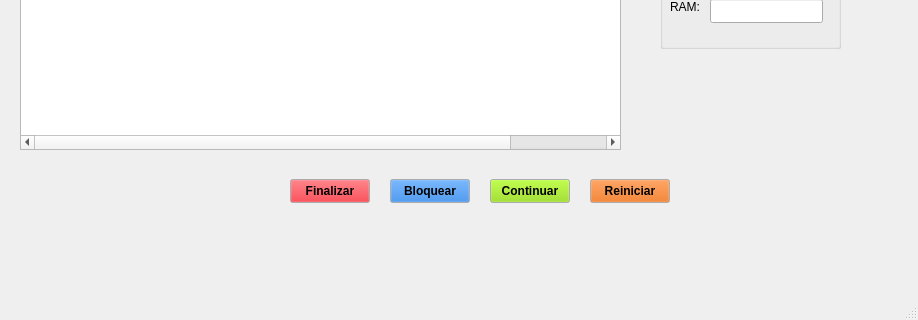
First picture: the form in interface.ui, repository Team-DuckDev/Process-Manager, before the edit; both pictures show x 0 to 918 and y 351 to 671 of the 918 by 671 pixel window.
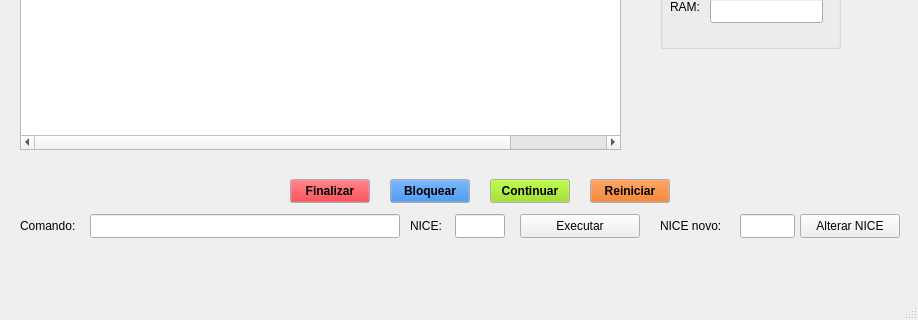
Second picture: the form after the edit.

Commit message: Agora é possível alternar a prioridade dos processos, foram feitas algumas correções também no código e interface

Patch:
```diff
--- a/interface.ui
+++ b/interface.ui
@@ -1001,6 +1001,101 @@
      <string>Reiniciar</string>
     </property>
    </widget>
+   <widget class="QLabel" name="label_comando">
+    <property name="geometry">
+     <rect>
+      <x>20</x>
+      <y>565</y>
+      <width>70</width>
+      <height>24</height>
+     </rect>
+    </property>
+    <property name="text">
+     <string>Comando:</string>
+    </property>
+   </widget>
+   <widget class="QLineEdit" name="line_comando">
+    <property name="geometry">
+     <rect>
+      <x>90</x>
+      <y>565</y>
+      <width>310</width>
+      <height>24</height>
+     </rect>
+    </property>
+   </widget>
+   <widget class="QLabel" name="label_nice_execucao">
+    <property name="geometry">
+     <rect>
+      <x>410</x>
+      <y>565</y>
+      <width>40</width>
+      <height>24</height>
+     </rect>
+    </property>
+    <property name="text">
+     <string>NICE:</string>
+    </property>
+   </widget>
+   <widget class="QLineEdit" name="line_nice_execucao">
+    <property name="geometry">
+     <rect>
+      <x>455</x>
+      <y>565</y>
+      <width>50</width>
+      <height>24</height>
+     </rect>
+    </property>
+   </widget>
+   <widget class="QPushButton" name="botao_executar">
+    <property name="geometry">
+     <rect>
+      <x>520</x>
+      <y>565</y>
+      <width>120</width>
+      <height>24</height>
+     </rect>
+    </property>
+    <property name="text">
+     <string>Executar</string>
+    </property>
+   </widget>
+   <widget class="QLabel" name="label_nice_atualizar">
+    <property name="geometry">
+     <rect>
+      <x>660</x>
+      <y>565</y>
+      <width>80</width>
+      <height>24</height>
+     </rect>
+    </property>
+    <property name="text">
+     <string>NICE novo:</string>
+    </property>
+   </widget>
+   <widget class="QLineEdit" name="line_nice_atualizar">
+    <property name="geometry">
+     <rect>
+      <x>740</x>
+      <y>565</y>
+      <width>55</width>
+      <height>24</height>
+     </rect>
+    </property>
+   </widget>
+   <widget class="QPushButton" name="botao_alterar_nice">
+    <property name="geometry">
+     <rect>
+      <x>800</x>
+      <y>565</y>
+      <width>100</width>
+      <height>24</height>
+     </rect>
+    </property>
+    <property name="text">
+     <string>Alterar NICE</string>
+    </property>
+   </widget>
    <widget class="QComboBox" name="box_usuario">
     <property name="geometry">
      <rect>
```
The commit also changes 4 other files.
